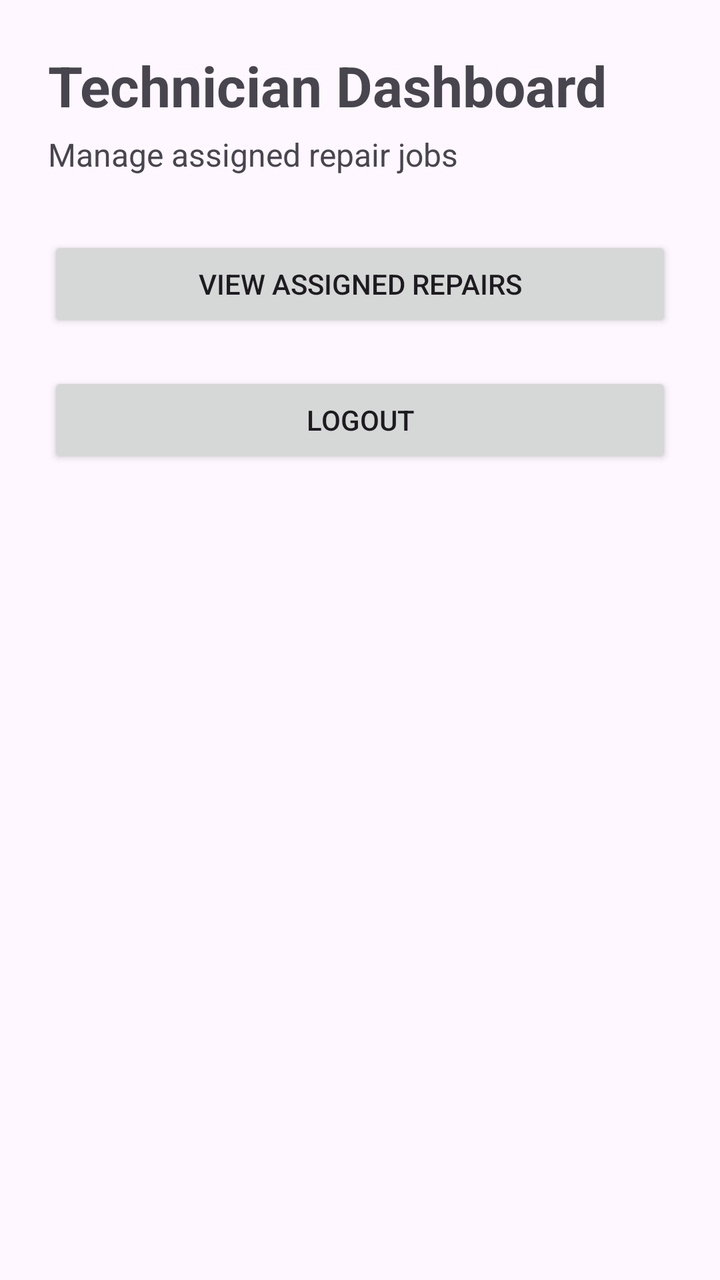
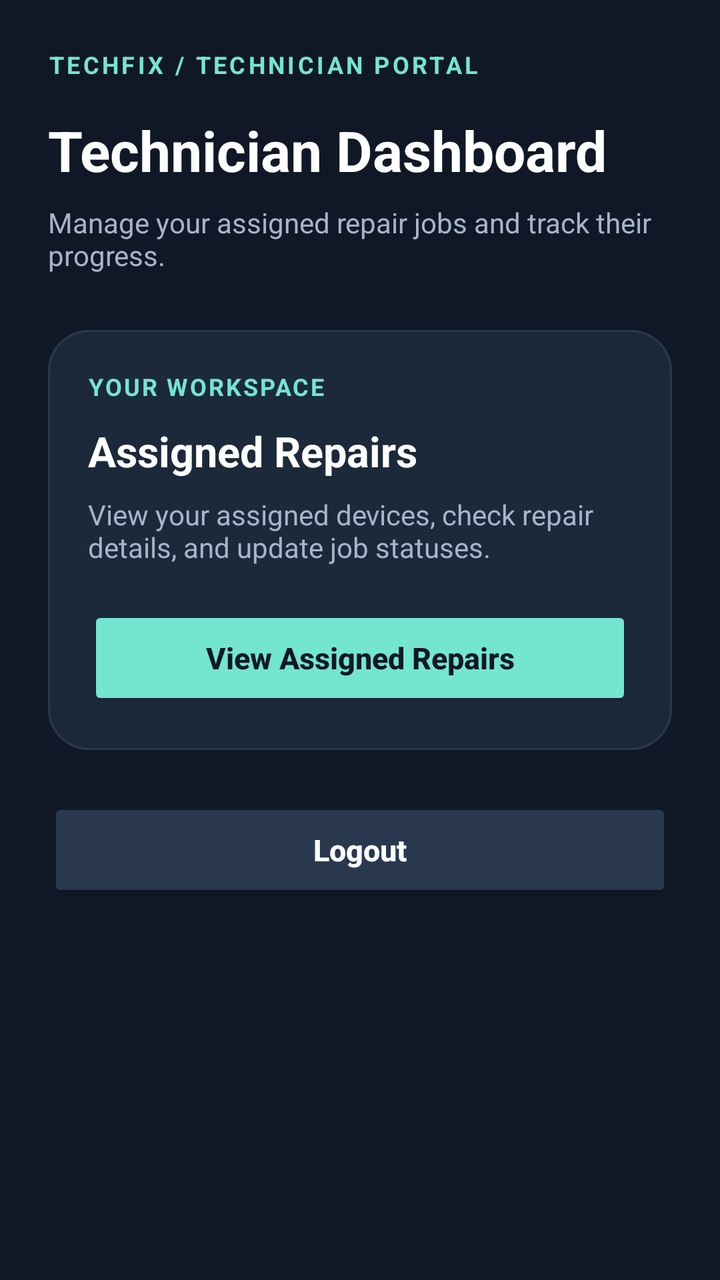

Before-and-after screenshots of an Android layout around one commit, followed by the original layout XML and the change that was made.
<!-- AndroidManifest.xml: application theme Theme.Techfix -->
<!-- res/layout/activity_technician_dashboard.xml -->
<?xml version="1.0" encoding="utf-8"?>
<ScrollView
    xmlns:android="http://schemas.android.com/apk/res/android"
    android:layout_width="match_parent"
    android:layout_height="match_parent">

    <LinearLayout
        android:layout_width="match_parent"
        android:layout_height="wrap_content"
        android:orientation="vertical"
        android:padding="24dp">

        <TextView
            android:layout_width="wrap_content"
            android:layout_height="wrap_content"
            android:text="Technician Dashboard"
            android:textSize="28sp"
            android:textStyle="bold" />

        <TextView
            android:layout_width="wrap_content"
            android:layout_height="wrap_content"
            android:layout_marginTop="5dp"
            android:text="Manage assigned repair jobs"
            android:textSize="16sp" />

        <Button
            android:id="@+id/btnAssignedRepairs"
            android:layout_width="match_parent"
            android:layout_height="wrap_content"
            android:layout_marginTop="30dp"
            android:text="View Assigned Repairs" />

        <Button
            android:id="@+id/btnTechnicianLogout"
            android:layout_width="match_parent"
            android:layout_height="wrap_content"
            android:layout_marginTop="20dp"
            android:text="Logout" />

    </LinearLayout>

</ScrollView>
<!-- resources referenced by this layout -->
<resources>
  <style name="Theme.Techfix" parent="Base.Theme.Techfix" />
  <style name="Base.Theme.Techfix" parent="Theme.Material3.DayNight.NoActionBar">
          
          
      </style>
</resources>

<!-- the commit's change to res/layout/activity_technician_dashboard.xml (unified diff, before → after) -->
@@ -2,7 +2,9 @@
 <ScrollView
     xmlns:android="http://schemas.android.com/apk/res/android"
     android:layout_width="match_parent"
-    android:layout_height="match_parent">
+    android:layout_height="match_parent"
+    android:background="@color/tech_background"
+    android:fillViewport="true">
 
     <LinearLayout
         android:layout_width="match_parent"
@@ -11,33 +13,90 @@
         android:padding="24dp">
 
         <TextView
-            android:layout_width="wrap_content"
+            android:layout_width="match_parent"
             android:layout_height="wrap_content"
+            android:text="TECHFIX / TECHNICIAN PORTAL"
+            android:textColor="@color/tech_teal"
+            android:textSize="12sp"
+            android:textStyle="bold"
+            android:letterSpacing="0.12" />
+
+        <TextView
+            android:layout_width="match_parent"
+            android:layout_height="wrap_content"
+            android:layout_marginTop="16dp"
             android:text="Technician Dashboard"
+            android:textColor="@color/tech_text"
             android:textSize="28sp"
             android:textStyle="bold" />
 
         <TextView
-            android:layout_width="wrap_content"
-            android:layout_height="wrap_content"
-            android:layout_marginTop="5dp"
-            android:text="Manage assigned repair jobs"
-            android:textSize="16sp" />
-
-        <Button
-            android:id="@+id/btnAssignedRepairs"
             android:layout_width="match_parent"
             android:layout_height="wrap_content"
-            android:layout_marginTop="30dp"
-            android:text="View Assigned Repairs" />
+            android:layout_marginTop="8dp"
+            android:text="Manage your assigned repair jobs and track their progress."
+            android:textColor="@color/tech_text_secondary"
+            android:textSize="14sp" />
+
+        <LinearLayout
+            android:layout_width="match_parent"
+            android:layout_height="wrap_content"
+            android:layout_marginTop="28dp"
+            android:background="@drawable/bg_tech_card"
+            android:orientation="vertical"
+            android:padding="20dp">
+
+            <TextView
+                android:layout_width="match_parent"
+                android:layout_height="wrap_content"
+                android:text="YOUR WORKSPACE"
+                android:textColor="@color/tech_teal"
+                android:textSize="12sp"
+                android:textStyle="bold"
+                android:letterSpacing="0.08" />
+
+            <TextView
+                android:layout_width="match_parent"
+                android:layout_height="wrap_content"
+                android:layout_marginTop="10dp"
+                android:text="Assigned Repairs"
+                android:textColor="@color/tech_text"
+                android:textSize="21sp"
+                android:textStyle="bold" />
+
+            <TextView
+                android:layout_width="match_parent"
+                android:layout_height="wrap_content"
+                android:layout_marginTop="8dp"
+                android:text="View your assigned devices, check repair details, and update job statuses."
+                android:textColor="@color/tech_text_secondary"
+                android:textSize="14sp" />
+
+            <Button
+                android:id="@+id/btnAssignedRepairs"
+                android:layout_width="match_parent"
+                android:layout_height="52dp"
+                android:layout_marginTop="20dp"
+                android:backgroundTint="@color/tech_teal"
+                android:text="View Assigned Repairs"
+                android:textAllCaps="false"
+                android:textColor="@color/tech_background"
+                android:textSize="15sp"
+                android:textStyle="bold" />
+
+        </LinearLayout>
 
         <Button
             android:id="@+id/btnTechnicianLogout"
             android:layout_width="match_parent"
-            android:layout_height="wrap_content"
-            android:layout_marginTop="20dp"
-            android:text="Logout" />
+            android:layout_height="52dp"
+            android:layout_marginTop="24dp"
+            android:backgroundTint="@color/tech_surface_light"
+            android:text="Logout"
+            android:textAllCaps="false"
+            android:textColor="@color/tech_text"
+            android:textSize="15sp"
+            android:textStyle="bold" />
 
     </LinearLayout>
-
 </ScrollView>
<!-- resource entries referenced after the edit -->
@@ -1,6 +1,26 @@
 <!-- resources referenced by this layout -->
 <resources>
+  <color name="tech_background">#101827</color>
+  <color name="tech_surface_light">#29384E</color>
+  <color name="tech_teal">#74E5D1</color>
+  <color name="tech_text">#FFFFFF</color>
+  <color name="tech_text_secondary">#A7B4C9</color>
+  <!-- drawable bg_tech_card (drawable) -->
+  <?xml version="1.0" encoding="utf-8"?>
+  <shape xmlns:android="http://schemas.android.com/apk/res/android"
+      android:shape="rectangle">
+  
+      <solid android:color="@color/tech_surface" />
+  
+      <corners android:radius="20dp" />
+  
+      <stroke
+          android:width="1dp"
+          android:color="@color/tech_surface_light" />
+  
+  </shape>
   <style name="Theme.Techfix" parent="Base.Theme.Techfix" />
+  <color name="tech_surface">#1C293B</color>
   <style name="Base.Theme.Techfix" parent="Theme.Material3.DayNight.NoActionBar">
           
           
